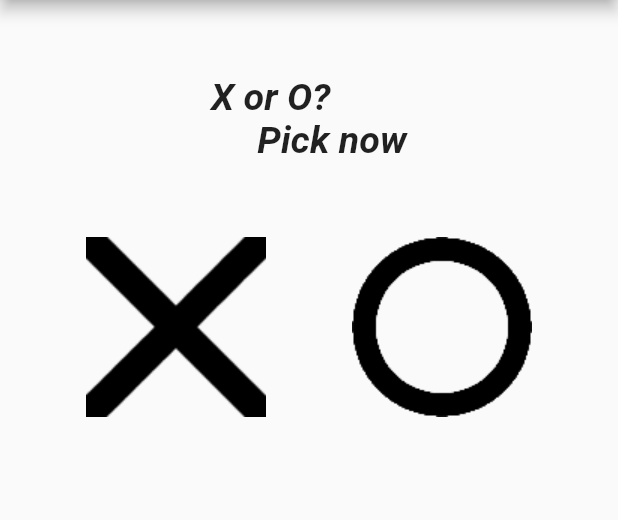
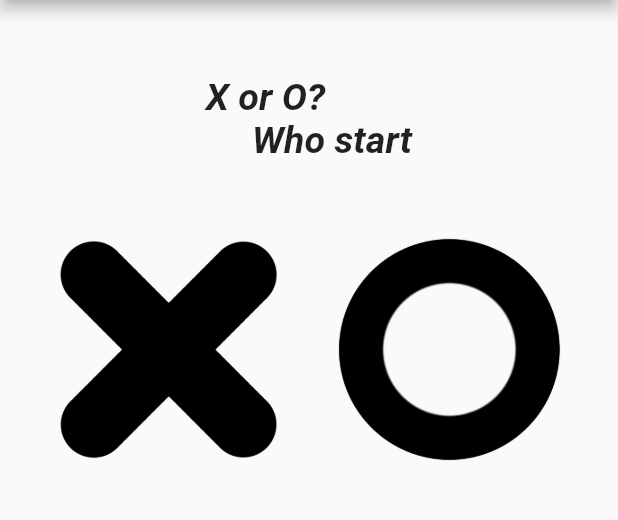
Before and after one commit to zagalapawel/TicTacToe, a Flutter app: the screen it shows after launch, on a phone screen of 412 x 824 dp, the part 84-604 px from its top. Run offline on Flutter 3.47's test engine with Material 2 defaults, Android fonts, the phone set to English and light mode, and no system bars.

Commit message:
obrazki obrazki

```diff
--- a/lib/main.dart
+++ b/lib/main.dart
@@ -23,3 +23,5 @@ class MyApp extends StatelessWidget {
     );
   }
 }
+//DODAĆ PRZEKAZANIE WYBORU
+//ZROBIĆ KONKUTER
--- a/lib/screens/start_screen.dart
+++ b/lib/screens/start_screen.dart
@@ -1,11 +1,10 @@
 import 'package:flutter/material.dart';
-import 'package:tictactoe/screens/game_screen.dart';
+import './game_screen.dart';
 
 class StartScreen extends StatelessWidget {
   static const routeName = '/start-screen';
-  static const poolX = AssetImage('assets/images/X.png');
-  static const poolO = AssetImage('assets/images/O.png');
-  String player = '';
+  static const poolX = AssetImage('assets/images/X1000.png');
+  static const poolO = AssetImage('assets/images/O1000.png');
 
   @override
   Widget build(BuildContext context) {
@@ -19,7 +18,7 @@ class StartScreen extends StatelessWidget {
               child: Padding(
                 padding: EdgeInsets.only(top: 50, bottom: 50),
                 child: Text(
-                  'X or O?\n     Pick now',
+                  'X or O?\n     Who start',
                   style: TextStyle(
                     fontSize: 25,
                     fontWeight: FontWeight.bold,
@@ -33,18 +32,31 @@ class StartScreen extends StatelessWidget {
                 Spacer(),
                 GestureDetector(
                   onTap: () {
-                    player = 'X';
-                    Navigator.of(context).pushNamed(GameScreen.routeName);
+                    Navigator.of(context).pushNamed(
+                      GameScreen.routeName,
+                      arguments: 'X',
+                    );
                   },
-                  child: Image(image: poolX),
+                  child: Image(
+                    image: poolX,
+                    width: 150,
+                    height: 150,
+                  ),
                 ),
                 Spacer(),
                 GestureDetector(
                   onTap: () {
-                    player = 'O';
-                    Navigator.of(context).pushNamed(GameScreen.routeName);
+                    Navigator.of(context).pushNamed(
+                      GameScreen.routeName,
+                      arguments: 'O',
+                    );
+                    // Navigator.of(context).push(_createRoute());
                   },
-                  child: Image(image: poolO),
+                  child: Image(
+                    image: poolO,
+                    width: 150,
+                    height: 150,
+                  ),
                 ),
                 Spacer(),
               ],
@@ -53,3 +65,21 @@ class StartScreen extends StatelessWidget {
         ));
   }
 }
+
+// Route _createRoute() {
+//   return PageRouteBuilder(
+//     pageBuilder: (context, animation, secondaryAnimation) => GameScreen(),
+//     transitionsBuilder: (context, animation, secondaryAnimation, child) {
+//       var begin = Offset(0.0, 1.0);
+//       var end = Offset.zero;
+//       var curve = Curves.ease;
+
+//       var tween = Tween(begin: begin, end: end).chain(CurveTween(curve: curve));
+
+//       return SlideTransition(
+//         position: animation.drive(tween),
+//         child: child,
+//       );
+//     },
+//   );
+// }
--- a/pubspec.yaml
+++ b/pubspec.yaml
@@ -47,8 +47,8 @@ flutter:
 
   # To add assets to your application, add an assets section, like this:
   assets:
-    - assets/images/X.png
-    - assets/images/O.png
+    - assets/images/X1000.png
+    - assets/images/O1000.png
 
   # An image asset can refer to one or more resolution-specific "variants", see
   # https://flutter.dev/assets-and-images/#resolution-aware.
```
Also changed, not shown: lib/screens/game_screen.dart (+4 -11 lines), lib/widgets/field_item.dart (+6 -2 lines), assets/images/O.png (deleted), assets/images/O1000.png (added), assets/images/X.png (deleted), assets/images/X1000.png (added).
